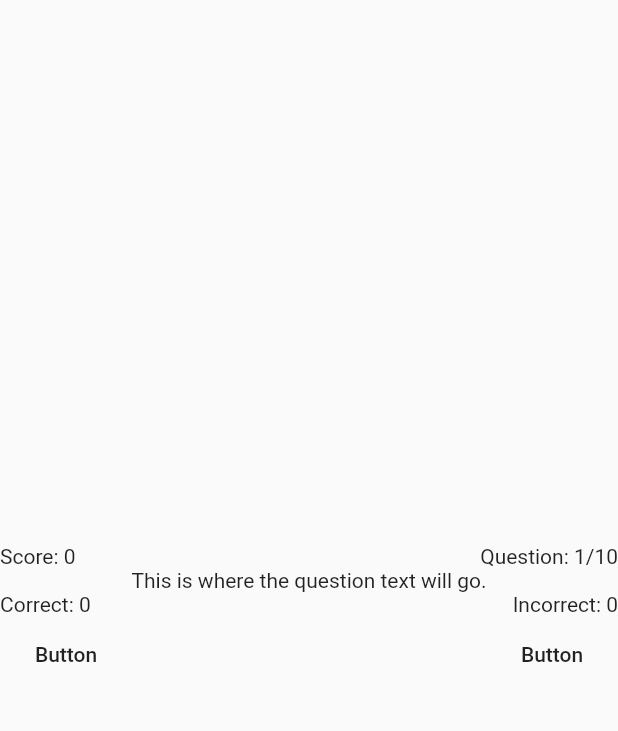
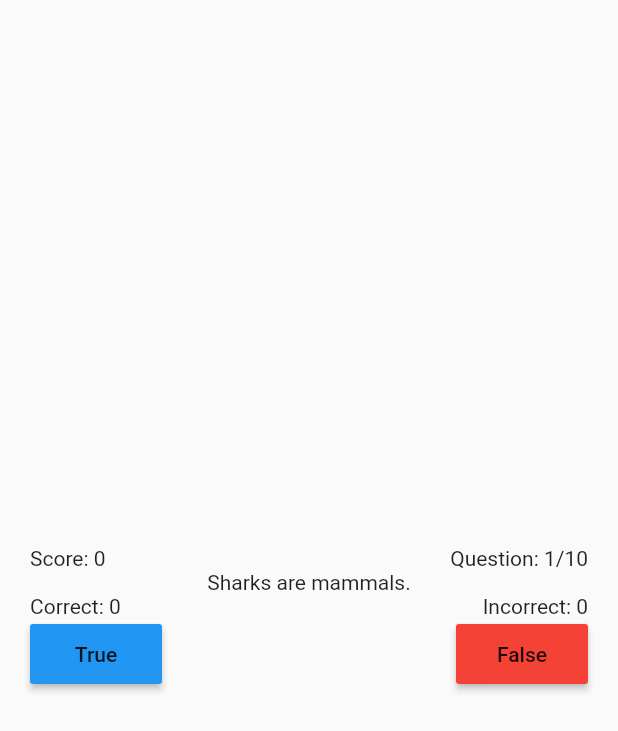
Before and after one commit to noorfatima15/Quizzler-App, a Flutter app: the HomeScreen screen opened directly, on a phone screen of 412 x 824 dp. Shown: the top 731 px of the screen. Run offline on Flutter 3.47's test engine with Material 2 defaults, Android fonts, the phone set to English and light mode, and no system bars; our stand-ins replace flutter_bloc, lottie.

Commit message:
-Working in progress

```diff
--- a/lib/application/quiz_bloc.dart
+++ b/lib/application/quiz_bloc.dart
@@ -1,6 +1,5 @@
 import 'package:flutter_bloc/flutter_bloc.dart';
 import 'package:quizzler_app/model/quiz.dart';
-
 part 'quiz_event.dart';
 part 'quiz_state.dart';
 
--- a/lib/application/quiz_event.dart
+++ b/lib/application/quiz_event.dart
@@ -1,3 +1,13 @@
 part of 'quiz_bloc.dart';
 
 abstract class QuizEvent {}
+
+class OnPressedTrue extends QuizEvent {
+  final bool answer;
+  OnPressedTrue({required this.answer});
+}
+
+class OnPressedFalse extends QuizEvent {
+  final bool answer;
+  OnPressedFalse({required this.answer});
+}
--- a/lib/application/quiz_state.dart
+++ b/lib/application/quiz_state.dart
@@ -17,7 +17,15 @@ class QuizState {
     return QuizState(
       questionNumber: 0,
       score: 0,
-      quizList: [],
+      quizList: [
+        Quiz(question: 'Sharks are mammals.', answer: false),
+        Quiz(question: 'Sea otters have a favorite rock they use to break open food.', answer: true),
+        Quiz(question: 'The largest fish in the ocean is the whale shark.', answer: false),
+        Quiz(question: 'The blue whale is the biggest animal to have ever lived.', answer: true),
+        Quiz(question: 'The hummingbird egg is the world\'s smallest bird egg.', answer: true),
+        Quiz(question: 'The largest bird egg is the ostrich egg.', answer: false),
+        Quiz(question: 'Pigs roll in the mud because they don’t like being clean.', answer: false),
+      ],
       isFinished: false,
     );
   }
--- a/lib/core/widgets/custom_button.dart
+++ b/lib/core/widgets/custom_button.dart
@@ -1,16 +1,19 @@
 import 'package:flutter/material.dart';
 
 class CustomButton extends StatelessWidget {
-  const CustomButton({Key? key}) : super(key: key);
+  final String text;
+  final Color? color;
+  const CustomButton({Key? key, required this.text, this.color}) : super(key: key);
 
   @override
   Widget build(BuildContext context) {
     return Container(
         child: MaterialButton(
       onPressed: () {},
+      color: color ?? Colors.blue,
       padding: EdgeInsets.zero,
-      height: 50,
-      child: Text('Button'),
+      height: 40,
+      child: Text(text),
     ));
   }
 }
--- a/lib/screens/home_screen.dart
+++ b/lib/screens/home_screen.dart
@@ -1,5 +1,7 @@
 import 'package:flutter/material.dart';
+import 'package:quizzler_app/application/quiz_bloc.dart';
 import 'package:quizzler_app/core/widgets/custom_button.dart';
+import 'package:flutter_bloc/flutter_bloc.dart';
 
 class HomeScreen extends StatelessWidget {
   const HomeScreen({Key? key}) : super(key: key);
@@ -8,17 +10,23 @@ class HomeScreen extends StatelessWidget {
   Widget build(BuildContext context) {
     return Scaffold(
         body: SafeArea(
+            child: BlocProvider(
+      create: (context) => QuizBloc(),
+      child: BlocBuilder<QuizBloc, QuizState>(
+        builder: (context, state) {
+          return Padding(
+            padding: const EdgeInsets.symmetric(horizontal: 20),
             child: Column(
               mainAxisAlignment: MainAxisAlignment.center,
               children: [
                 Row(
                   mainAxisAlignment: MainAxisAlignment.spaceBetween,
-          children: const [
+                  children: [
                     Text('Score: 0'),
-            Text('Question: 1/10'),
+                    Text('Question: ${state.questionNumber + 1}/10'),
                   ],
                 ),
-        const Text('This is where the question text will go.'),
+                Text(state.quizList[state.questionNumber].question),
                 Row(
                   mainAxisAlignment: MainAxisAlignment.spaceBetween,
                   children: const [
@@ -28,12 +36,19 @@ class HomeScreen extends StatelessWidget {
                 ),
                 Row(
                   mainAxisAlignment: MainAxisAlignment.spaceBetween,
-          children: const [
-            CustomButton(),
-            CustomButton(),
+                  children: [
+                    CustomButton(text: 'True'),
+                    CustomButton(
+                      text: 'False',
+                      color: Colors.red,
+                    ),
                   ],
                 ),
               ],
+            ),
+          );
+        },
+      ),
     )));
   }
 }
```
Lines whose indentation alone changed are shown as unchanged.
